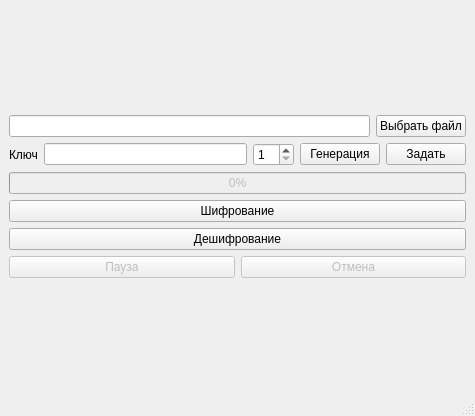
The window that mainwindow.ui (pavelrd/Decryptor) describes before a commit, drawn with Qt 5.
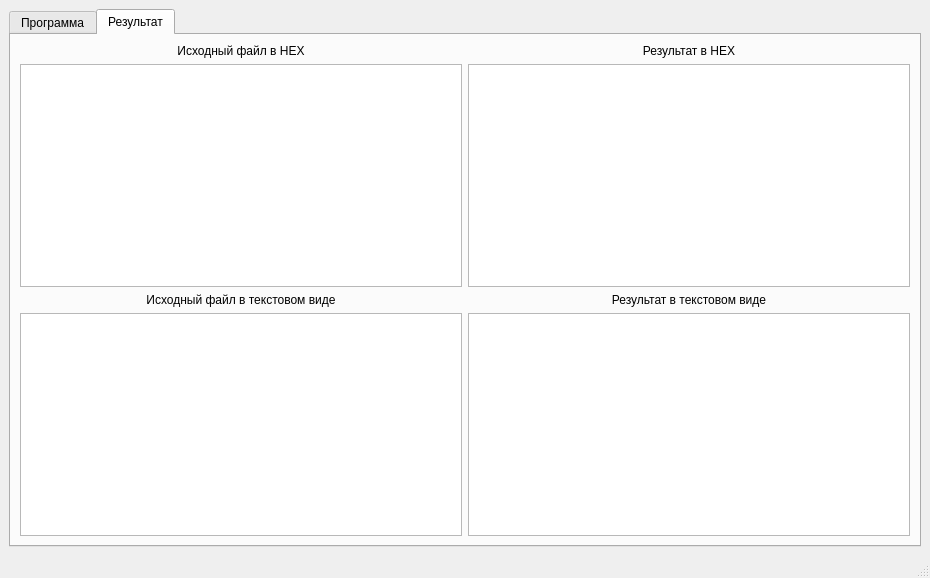
The same window after the commit.

Commit message: Добавлена новая вкладка для отображения содержимого шифрованного/зашифрованного файла, действует ограничение на первые 16КБайт.

Patch:
```diff
--- a/mainwindow.ui
+++ b/mainwindow.ui
@@ -9,20 +9,30 @@
    <rect>
     <x>0</x>
     <y>0</y>
-    <width>475</width>
-    <height>416</height>
+    <width>930</width>
+    <height>578</height>
    </rect>
   </property>
   <property name="windowTitle">
    <string>Decryptor_V1</string>
   </property>
   <widget class="QWidget" name="centralwidget">
+   <layout class="QGridLayout" name="gridLayout_4">
+    <item row="0" column="0">
+     <widget class="QTabWidget" name="tabWidget">
+      <property name="currentIndex">
+       <number>1</number>
+      </property>
+      <widget class="QWidget" name="tab_program">
+       <attribute name="title">
+        <string>Программа</string>
+       </attribute>
+       <layout class="QGridLayout" name="gridLayout_6">
+        <item row="0" column="0">
    <layout class="QGridLayout" name="gridLayout">
     <item row="0" column="0">
-     <layout class="QVBoxLayout" name="verticalLayout_3">
-      <item>
-       <layout class="QVBoxLayout" name="verticalLayout">
-        <item>
+           <layout class="QGridLayout" name="gridLayout_5">
+            <item row="0" column="0">
          <layout class="QHBoxLayout" name="horizontalLayout">
           <item>
            <widget class="QLineEdit" name="lineEdit_inputFile"/>
@@ -36,7 +46,7 @@
           </item>
          </layout>
         </item>
-        <item>
+            <item row="1" column="0">
          <layout class="QHBoxLayout" name="horizontalLayout_2">
           <item>
            <widget class="QLabel" name="label">
@@ -82,7 +92,7 @@
           </item>
          </layout>
         </item>
-        <item>
+            <item row="2" column="0">
          <widget class="QProgressBar" name="progressBar_status">
           <property name="enabled">
            <bool>false</bool>
@@ -98,21 +108,21 @@
           </property>
          </widget>
         </item>
-        <item>
+            <item row="3" column="0">
          <widget class="QPushButton" name="pushButton_encrypt">
           <property name="text">
            <string>Шифрование</string>
           </property>
          </widget>
         </item>
-        <item>
+            <item row="4" column="0">
          <widget class="QPushButton" name="pushButton_decrypt">
           <property name="text">
            <string>Дешифрование</string>
           </property>
          </widget>
         </item>
-        <item>
+            <item row="5" column="0">
          <layout class="QHBoxLayout" name="horizontalLayout_5">
           <item>
            <widget class="QPushButton" name="pushButton_pause">
@@ -139,6 +149,95 @@
        </layout>
       </item>
      </layout>
+        </item>
+       </layout>
+      </widget>
+      <widget class="QWidget" name="tab_result">
+       <attribute name="title">
+        <string>Результат</string>
+       </attribute>
+       <layout class="QGridLayout" name="gridLayout_3">
+        <item row="0" column="0">
+         <layout class="QGridLayout" name="gridLayout_2">
+          <item row="0" column="0">
+           <layout class="QVBoxLayout" name="verticalLayout_2">
+            <item>
+             <widget class="QLabel" name="label_source">
+              <property name="text">
+               <string>Исходный файл в HEX</string>
+              </property>
+              <property name="alignment">
+               <set>Qt::AlignCenter</set>
+              </property>
+             </widget>
+            </item>
+            <item>
+             <widget class="QPlainTextEdit" name="textEdit_sourceHEX"/>
+            </item>
+            <item>
+             <widget class="QLabel" name="label_3">
+              <property name="text">
+               <string>Исходный файл в текстовом виде</string>
+              </property>
+              <property name="alignment">
+               <set>Qt::AlignCenter</set>
+              </property>
+             </widget>
+            </item>
+            <item>
+             <widget class="QPlainTextEdit" name="textEdit_source"/>
+            </item>
+           </layout>
+          </item>
+          <item row="0" column="1">
+           <layout class="QVBoxLayout" name="verticalLayout_3">
+            <item>
+             <widget class="QLabel" name="label_result">
+              <property name="text">
+               <string>Результат в HEX</string>
+              </property>
+              <property name="alignment">
+               <set>Qt::AlignCenter</set>
+              </property>
+             </widget>
+            </item>
+            <item>
+             <widget class="QTextEdit" name="textEdit_resultHEX">
+              <property name="horizontalScrollBarPolicy">
+               <enum>Qt::ScrollBarAlwaysOff</enum>
+              </property>
+              <property name="readOnly">
+               <bool>true</bool>
+              </property>
+             </widget>
+            </item>
+            <item>
+             <widget class="QLabel" name="label_2">
+              <property name="text">
+               <string>Результат в текстовом виде</string>
+              </property>
+              <property name="alignment">
+               <set>Qt::AlignCenter</set>
+              </property>
+             </widget>
+            </item>
+            <item>
+             <widget class="QTextEdit" name="textEdit_result">
+              <property name="horizontalScrollBarPolicy">
+               <enum>Qt::ScrollBarAlwaysOff</enum>
+              </property>
+              <property name="readOnly">
+               <bool>true</bool>
+              </property>
+             </widget>
+            </item>
+           </layout>
+          </item>
+         </layout>
+        </item>
+       </layout>
+      </widget>
+     </widget>
     </item>
    </layout>
   </widget>
```
Lines whose indentation alone changed are shown as unchanged. The commit also changes 1 other file.
